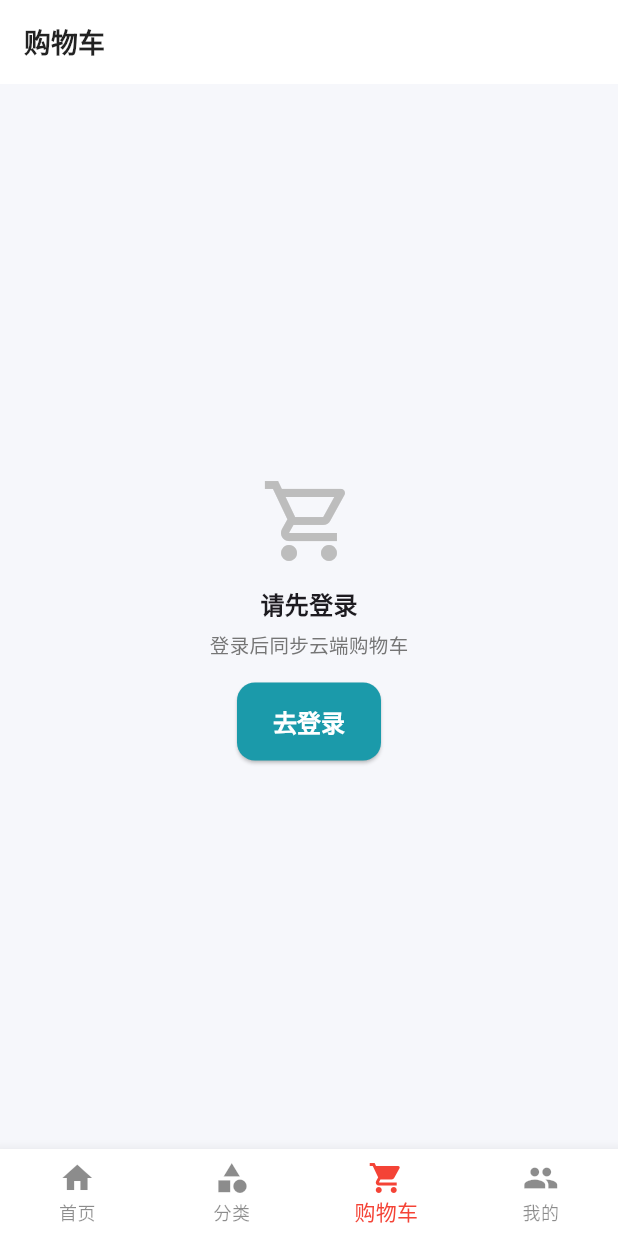
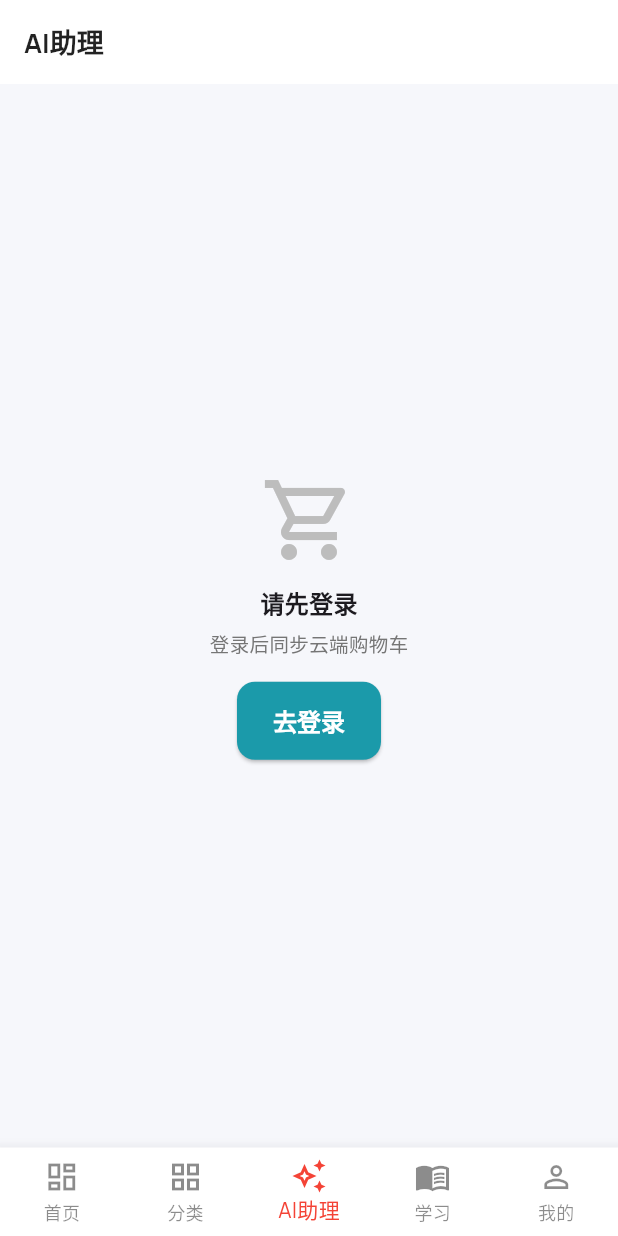
Before and after one commit to DreamZhongJu/MoocHub-public, a Flutter app: the screen it shows after launch, swiped to page 3, on a phone screen of 412 x 824 dp. Run offline on Flutter 3.47's test engine with Material 3 defaults, Android fonts, the phone set to English and light mode, and no system bars; our stand-ins replace badges, cached_network_image, carousel_slider, dio, flutter_dotenv, flutter_screenutil and 5 more; accounts and stored records are empty; network calls fail.

```diff
--- a/flutter/lib/main.dart
+++ b/flutter/lib/main.dart
@@ -36,7 +36,7 @@ class _MyAppState extends State<MyApp> {
           ChangeNotifierProvider(create: (_) => AppState()),
         ],
         child: MaterialApp(
-          title: "Next Shop",
+          title: "MoocHub",
           theme: ThemeData(
             colorScheme: ColorScheme.fromSeed(
               seedColor: const Color(0xFF1B9AAA),
--- a/flutter/lib/pages/tabs/Tabs.dart
+++ b/flutter/lib/pages/tabs/Tabs.dart
@@ -16,7 +16,7 @@ class _TabsState extends State<Tabs> {
   late final PageController _pageController;
   final GlobalKey<CartPageState> _cartKey = GlobalKey<CartPageState>();
   late final List<Widget> _pageList;
-  final List<String> _titles = const ['首页', '分类', '购物车', '我的'];
+  final List<String> _titles = const ['首页', '分类','AI助理', '学习', '我的'];
 
   @override
   void initState() {
@@ -75,19 +75,23 @@ class _TabsState extends State<Tabs> {
         type: BottomNavigationBarType.fixed,
         items: const [
           BottomNavigationBarItem(
-            icon: Icon(Icons.home),
+            icon: Icon(Icons.dashboard_outlined),
             label: '首页',
           ),
           BottomNavigationBarItem(
-            icon: Icon(Icons.category),
+            icon: Icon(Icons.grid_view_outlined),
             label: '分类',
           ),
           BottomNavigationBarItem(
-            icon: Icon(Icons.shopping_cart),
-            label: '购物车',
+            icon: Icon(Icons.auto_awesome_outlined),
+            label: 'AI助理',
           ),
           BottomNavigationBarItem(
-            icon: Icon(Icons.people),
+            icon: Icon(Icons.menu_book_outlined),
+            label: '学习',
+          ),
+          BottomNavigationBarItem(
+            icon: Icon(Icons.person_outline),
             label: '我的',
           ),
         ],
```
Also changed, not shown: flutter/pubspec.lock, 1 other file.
